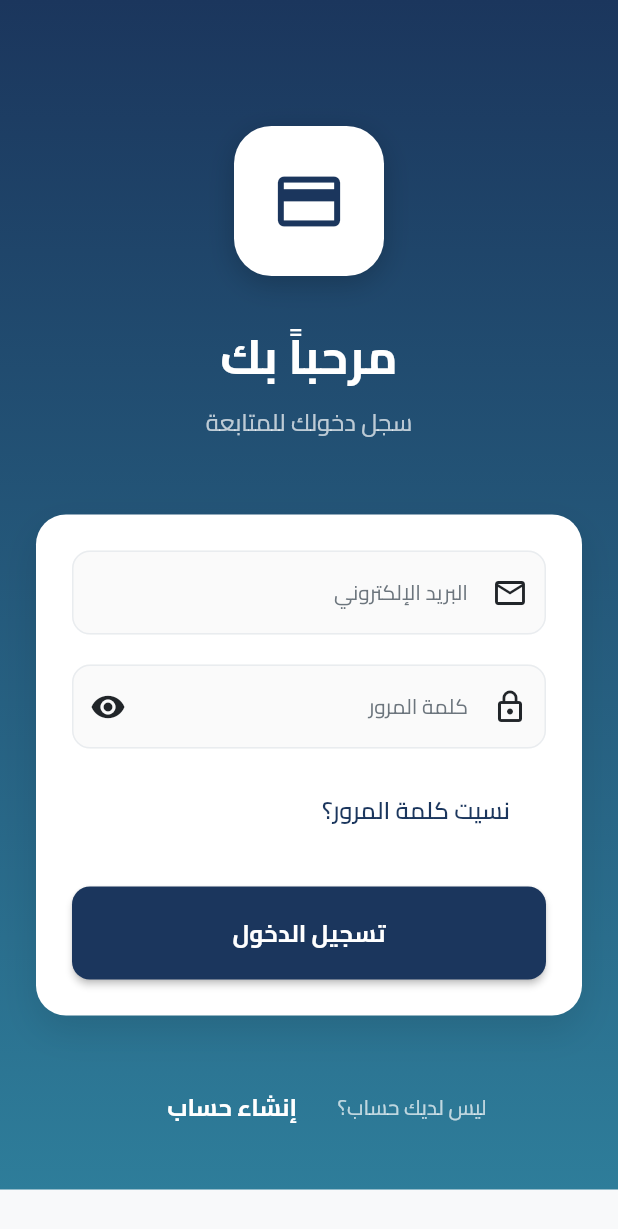
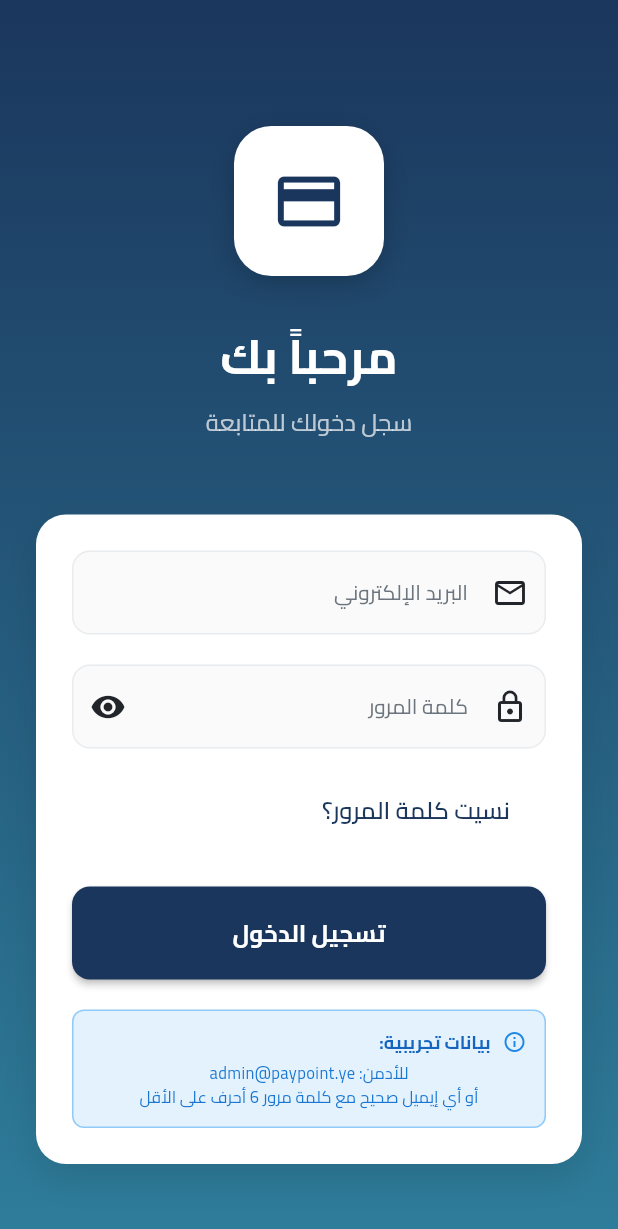
Before and after one commit to abdalwely/paypointflutter, a Flutter app: the screen it shows after launch, on a phone screen of 412 x 824 dp. Shown: the top 1229 px of the screen. Run offline on Flutter 3.47's test engine with Material 3 defaults, Android fonts, the phone set to English and light mode, and no system bars; our stand-ins replace cloud_firestore, firebase_auth, firebase_core, flutter_riverpod, lottie, shared_preferences; accounts and stored records are empty; network calls fail.

```diff
--- a/lib/screens/auth/login_screen.dart
+++ b/lib/screens/auth/login_screen.dart
@@ -1,6 +1,7 @@
 import 'package:flutter/material.dart';
 import 'package:flutter_riverpod/flutter_riverpod.dart';
 import '../../core/constants/app_constants.dart';
+import '../../core/config/app_config.dart';
 import '../../providers/auth_provider.dart';
 import '../home/enhanced_dashboard_screen.dart';
 import 'register_screen.dart';
@@ -35,33 +36,72 @@ class _LoginScreenState extends ConsumerState<LoginScreen> {
     setState(() => _isLoading = true);
 
     try {
-      // Try real authentication first
+      final email = _emailController.text.trim();
+      final password = _passwordController.text;
+
+      // التحقق من بيانات الأدمن المحددة مسبقاً
+      if (email == AppConfig.defaultAdminEmail && password == AppConfig.defaultAdminPassword) {
+        // تسجيل دخول الأدمن بنجاح
+        if (mounted) {
+          ScaffoldMessenger.of(context).showSnackBar(
+            const SnackBar(
+              content: Text('مرحباً بك أيها المسؤول! تم تسجيل الدخول بنجاح'),
+              backgroundColor: Colors.green,
+              duration: Duration(seconds: 2),
+            ),
+          );
+
+          Navigator.of(context).pushReplacementNamed(EnhancedDashboardScreen.routeName);
+        }
+        return;
+      }
+
+      // محاولة تسجيل الدخول عبر Firebase
+      try {
         await ref.read(authControllerProvider.notifier).signIn(
-        email: _emailController.text.trim(),
-        password: _passwordController.text,
+          email: email,
+          password: password,
         );
 
         if (mounted) {
           Navigator.of(context).pushReplacementNamed(EnhancedDashboardScreen.routeName);
         }
       } catch (e) {
-      // If authentication fails, proceed with mock data for demo
-      print('⚠️ Auth failed, proceeding with mock data: $e');
-
-      // Simulate login success with mock data
-      await Future.delayed(const Duration(seconds: 1));
-
+        // إذا فشل Firebase، تسجيل دخول بأي بيانات صحيحة (للتطوير)
+        if (email.contains('@') && password.length >= 6) {
           if (mounted) {
-        // Show success message
             ScaffoldMessenger.of(context).showSnackBar(
               const SnackBar(
-            content: Text('تم تسجيل الدخول بنجاح (البيانات التجريبية)'),
-            backgroundColor: Colors.green,
+                content: Text('تم تسجيل الدخول بنجاح (وضع التطوير)'),
+                backgroundColor: Colors.blue,
+                duration: Duration(seconds: 2),
               ),
             );
 
-        // Navigate to dashboard with mock data
             Navigator.of(context).pushReplacementNamed(EnhancedDashboardScreen.routeName);
+          }
+        } else {
+          // عرض رسالة خطأ
+          if (mounted) {
+            ScaffoldMessenger.of(context).showSnackBar(
+              SnackBar(
+                content: Text('خطأ في تسجيل الدخول: تحقق من البيانات المدخلة'),
+                backgroundColor: Colors.red,
+                duration: Duration(seconds: 3),
+              ),
+            );
+          }
+        }
+      }
+    } catch (e) {
+      if (mounted) {
+        ScaffoldMessenger.of(context).showSnackBar(
+          SnackBar(
+            content: Text('حدث خطأ غير متوقع: $e'),
+            backgroundColor: Colors.red,
+            duration: Duration(seconds: 3),
+          ),
+        );
       }
     } finally {
       if (mounted) setState(() => _isLoading = false);
@@ -273,6 +313,54 @@ class _LoginScreenState extends ConsumerState<LoginScreen> {
                                   ),
                                 ),
                         ),
+
+                        const SizedBox(height: 20),
+
+                        // Demo Instructions
+                        Container(
+                          padding: const EdgeInsets.all(12),
+                          decoration: BoxDecoration(
+                            color: Colors.blue[50],
+                            borderRadius: BorderRadius.circular(8),
+                            border: Border.all(color: Colors.blue[200]!),
+                          ),
+                          child: Column(
+                            children: [
+                              Row(
+                                children: [
+                                  Icon(Icons.info_outline, color: Colors.blue[600], size: 16),
+                                  const SizedBox(width: 8),
+                                  Text(
+                                    'بيانات تجريبية:',
+                                    style: TextStyle(
+                                      fontWeight: FontWeight.bold,
+                                      color: Colors.blue[800],
+                                      fontFamily: 'Cairo',
+                                      fontSize: 12,
+                                    ),
+                                  ),
+                                ],
+                              ),
+                              const SizedBox(height: 4),
+                              Text(
+                                'للأدمن: ${AppConfig.defaultAdminEmail}',
+                                style: TextStyle(
+                                  color: Colors.blue[700],
+                                  fontFamily: 'Cairo',
+                                  fontSize: 11,
+                                ),
+                              ),
+                              Text(
+                                'أو أي إيميل صحيح مع كلمة مرور 6 أحرف على الأقل',
+                                style: TextStyle(
+                                  color: Colors.blue[700],
+                                  fontFamily: 'Cairo',
+                                  fontSize: 11,
+                                ),
+                              ),
+                            ],
+                          ),
+                        ),
                       ],
                     ),
                   ),
```
Lines whose indentation alone changed are shown as unchanged.
